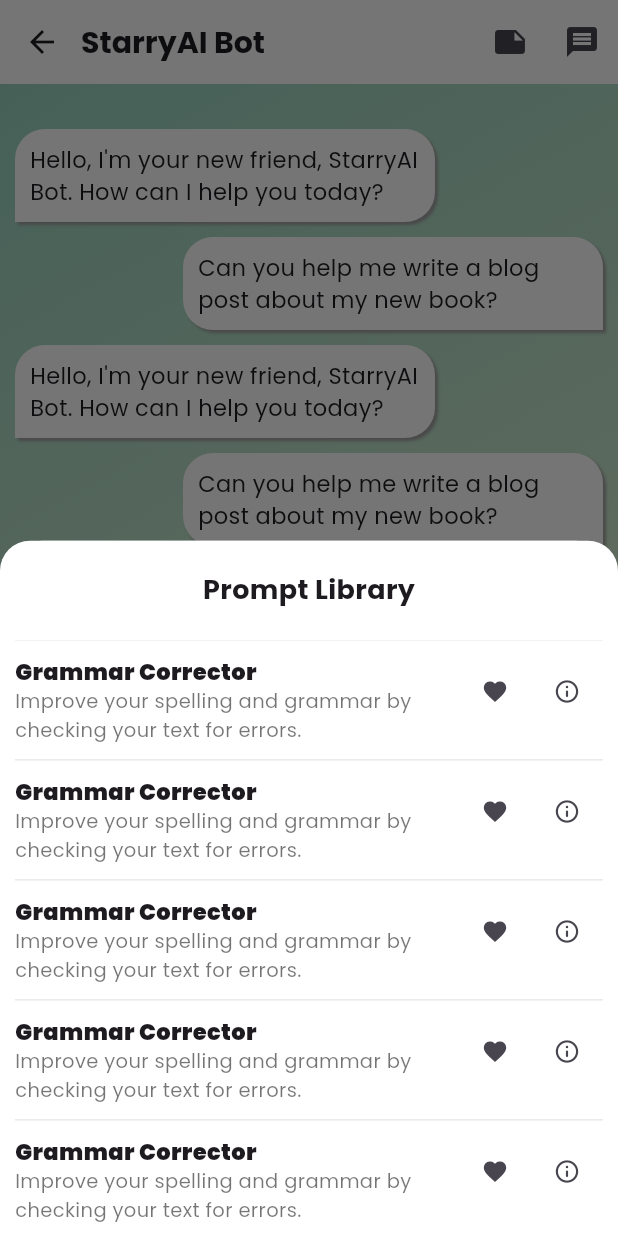
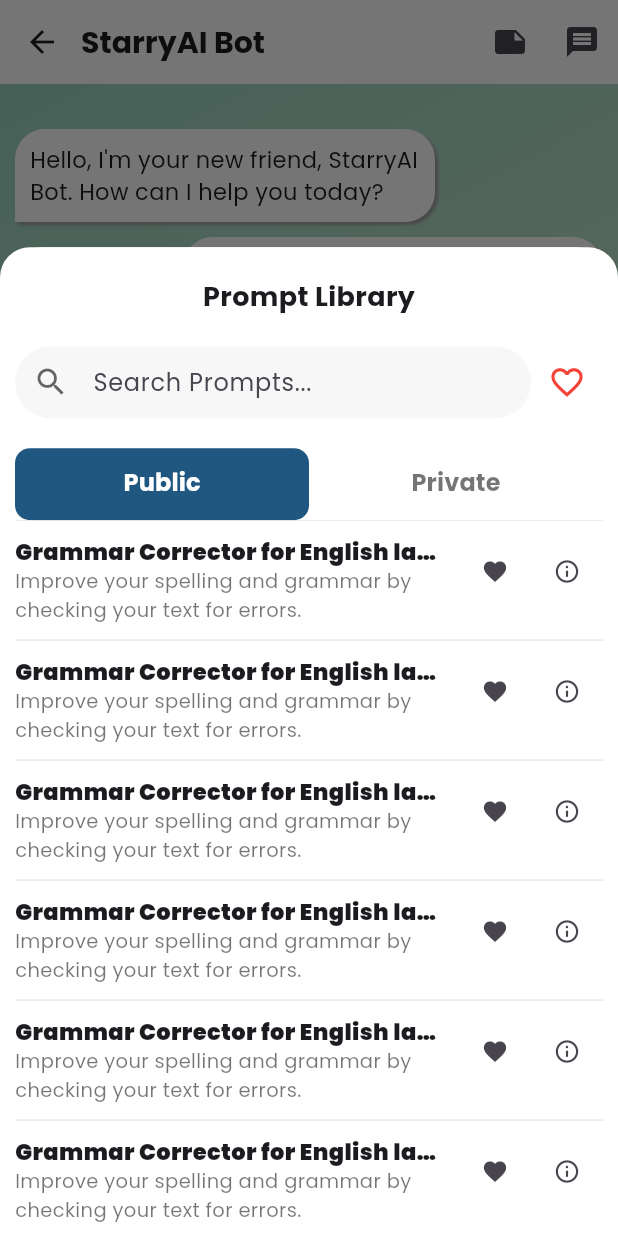
Before and after one commit to TrinhLongVu/OmniChat, a Flutter app: the ConversationScreen screen opened by its route, after a tap on the "note" icon, on a phone screen of 412 x 824 dp. Run offline on Flutter 3.47's test engine with Material 3 defaults, Android fonts, the phone set to English and light mode, and no system bars; our stand-ins replace flutter_svg, go_router, google_fonts.

Commit message:
ui: update prompt library modal

```diff
--- a/lib/router/index.dart
+++ b/lib/router/index.dart
@@ -41,7 +41,7 @@
             GoRoute(
               name: "all-chats",
               path: "/chats",
-              builder: (context, state) => const BotListScreen(),
+              builder: (context, state) => BotListScreen(),
               routes: [
                 GoRoute(
                   name: 'bot-create',
--- a/lib/screens/main/bots/conversation/prompt_modal.dart
+++ b/lib/screens/main/bots/conversation/prompt_modal.dart
@@ -1,12 +1,18 @@
 import 'package:flutter/material.dart';
+import 'package:omni_chat/constants/color.dart';
+import 'package:omni_chat/widgets/search_box.dart';
+import 'package:omni_chat/widgets/tab_item.dart';
 
 class PromptModal extends StatelessWidget {
-  const PromptModal({super.key});
+  final TextEditingController searchPromptCtrlr = TextEditingController();
+
+  PromptModal({super.key});
 
   @override
   Widget build(BuildContext context) {
     final Size viewport = MediaQuery.of(context).size;
     return Container(
+      height: viewport.height * 0.8,
       width: double.infinity,
       decoration: BoxDecoration(
         color: Colors.white,
@@ -16,6 +22,8 @@
         ),
       ),
       padding: const EdgeInsets.symmetric(horizontal: 10),
+      child: DefaultTabController(
+        length: 2,
         child: Column(
           mainAxisAlignment: MainAxisAlignment.start,
           children: [
@@ -26,33 +34,105 @@
                 style: TextStyle(fontSize: 18, fontWeight: FontWeight.bold),
               ),
             ),
+            Row(
+              children: [
                 Expanded(
-            child: SingleChildScrollView(
+                  child: SearchBox(
+                    ctrlr: searchPromptCtrlr,
+                    placeholder: "Search Prompts...",
+                  ),
+                ),
+                IconButton(
+                  onPressed: () {},
+                  icon: Icon(
+                    Icons.favorite_border,
+                    size: 25,
+                    color: Colors.red,
+                  ),
+                ),
+              ],
+            ),
+            SizedBox(height: 20),
+            const TabBar(
+              indicatorSize: TabBarIndicatorSize.tab,
+              dividerColor: Colors.transparent,
+              indicator: BoxDecoration(
+                color: omniDarkBlue,
+                borderRadius: BorderRadius.all(Radius.circular(10)),
+              ),
+              labelColor: Colors.white,
+              unselectedLabelColor: Colors.black54,
+              tabs: [TabItem(title: 'Public'), TabItem(title: 'Private')],
+            ),
+            Expanded(
+              child: TabBarView(
+                children: [
+                  SingleChildScrollView(
+                    child: Column(
+                      children: List.generate(
+                        9,
+                        (index) => PromptRect(
+                          title:
+                              "Grammar Corrector for English language (English (United States))",
+                          description:
+                              "Improve your spelling and grammar by checking your text for errors.",
+                        ),
+                      ),
+                    ),
+                  ),
+                  SingleChildScrollView(
                     child: Column(
                       children: [
-                  PromptRect(viewport: viewport),
-                  PromptRect(viewport: viewport),
-                  PromptRect(viewport: viewport),
-                  PromptRect(viewport: viewport),
-                  PromptRect(viewport: viewport),
-                  PromptRect(viewport: viewport),
+                        Padding(
+                          padding: EdgeInsets.symmetric(vertical: 10),
+                          child: TextButton(
+                            onPressed: () {},
+                            child: Row(
+                              mainAxisSize: MainAxisSize.min,
+                              spacing: 10,
+                              children: [
+                                Text(
+                                  "Add Prompt",
+                                  style: TextStyle(color: omniDarkCyan),
+                                ),
+                                Icon(Icons.add, color: omniDarkBlue),
                               ],
                             ),
                           ),
                         ),
+                        Column(
+                          children: List.generate(
+                            3,
+                            (index) => PromptRect(
+                              title:
+                                  "Grammar Corrector for English language (English (United States))",
+                              description:
+                                  "Improve your spelling and grammar by checking your text for errors.",
+                            ),
+                          ),
+                        ),
                       ],
+                    ),
+                  ),
+                ],
+              ),
+            ),
+          ],
+        ),
       ),
     );
   }
 }
 
 class PromptRect extends StatelessWidget {
-  const PromptRect({super.key, required this.viewport});
+  const PromptRect({super.key, required this.title, required this.description});
 
-  final Size viewport;
+  final String title;
+  final String description;
 
   @override
   Widget build(BuildContext context) {
+    final Size viewport = MediaQuery.of(context).size;
     return Container(
       padding: EdgeInsets.symmetric(vertical: 10),
       decoration: BoxDecoration(
@@ -74,11 +154,14 @@
               crossAxisAlignment: CrossAxisAlignment.start,
               children: [
                 Text(
-                  "Grammar Corrector",
+                  title,
                   style: TextStyle(fontSize: 15, fontWeight: FontWeight.w900),
+                  maxLines: 1,
+                  overflow: TextOverflow.ellipsis,
+                  softWrap: false,
                 ),
                 Text(
-                  "Improve your spelling and grammar by checking your text for errors.",
+                  description,
                   style: TextStyle(fontSize: 13, color: Colors.black54),
                 ),
               ],
--- a/lib/screens/main/bots/conversation/scr.dart
+++ b/lib/screens/main/bots/conversation/scr.dart
@@ -33,6 +33,7 @@
             onPressed: () {
               showModalBottomSheet(
                 context: context,
+                isScrollControlled: true,
                 builder: (context) {
                   return PromptModal();
                 },
--- a/lib/screens/main/bots/scr.dart
+++ b/lib/screens/main/bots/scr.dart
@@ -2,9 +2,12 @@
 import 'package:go_router/go_router.dart';
 import 'package:omni_chat/constants/color.dart';
 import 'package:omni_chat/screens/main/bots/bot_archive_box.dart';
+import 'package:omni_chat/widgets/search_box.dart';
 
 class BotListScreen extends StatelessWidget {
-  const BotListScreen({super.key});
+  final TextEditingController searchBotCtrlr = TextEditingController();
+
+  BotListScreen({super.key});
 
   @override
   Widget build(BuildContext context) {
@@ -16,24 +19,9 @@
           child: Row(
             children: [
               Expanded(
-                child: TextField(
-                  decoration: InputDecoration(
-                    filled: true,
-                    fillColor: Color(0xffB0B0B0).withValues(alpha: 0.1),
-                    hintText: 'Search Bots ...',
-                    border: OutlineInputBorder(
-                      borderSide: BorderSide.none,
-                      borderRadius: BorderRadius.circular(30),
-                    ),
-                    contentPadding: EdgeInsets.symmetric(
-                      horizontal: 10,
-                      vertical: 5,
-                    ),
-                    prefixIcon: Icon(
-                      Icons.search,
-                      color: Colors.black.withValues(alpha: 0.6),
-                    ),
-                  ),
+                child: SearchBox(
+                  ctrlr: searchBotCtrlr,
+                  placeholder: "Search Bots...",
                 ),
               ),
               IconButton(
--- a/lib/screens/main/profile/sub_plan.dart/scr.dart
+++ b/lib/screens/main/profile/sub_plan.dart/scr.dart
@@ -14,7 +14,7 @@
       child: Scaffold(
         appBar: AppBar(
           title: const Text(
-            'Subscription Plan',
+            'Subscription Plans',
             style: TextStyle(fontWeight: FontWeight.bold, fontSize: 20),
           ),
           centerTitle: true,
--- /dev/null
+++ b/lib/widgets/search_box.dart
@@ -0,0 +1,29 @@
+import 'package:flutter/material.dart';
+
+class SearchBox extends StatelessWidget {
+  final TextEditingController ctrlr;
+  final String placeholder;
+
+  const SearchBox({super.key, required this.ctrlr, required this.placeholder});
+
+  @override
+  Widget build(BuildContext context) {
+    return TextField(
+      controller: ctrlr,
+      decoration: InputDecoration(
+        filled: true,
+        fillColor: Color(0xffB0B0B0).withValues(alpha: 0.1),
+        hintText: placeholder,
+        border: OutlineInputBorder(
+          borderSide: BorderSide.none,
+          borderRadius: BorderRadius.circular(30),
+        ),
+        contentPadding: EdgeInsets.symmetric(horizontal: 10, vertical: 5),
+        prefixIcon: Icon(
+          Icons.search,
+          color: Colors.black.withValues(alpha: 0.6),
+        ),
+      ),
+    );
+  }
+}
```
Lines whose indentation alone changed are shown as unchanged.
